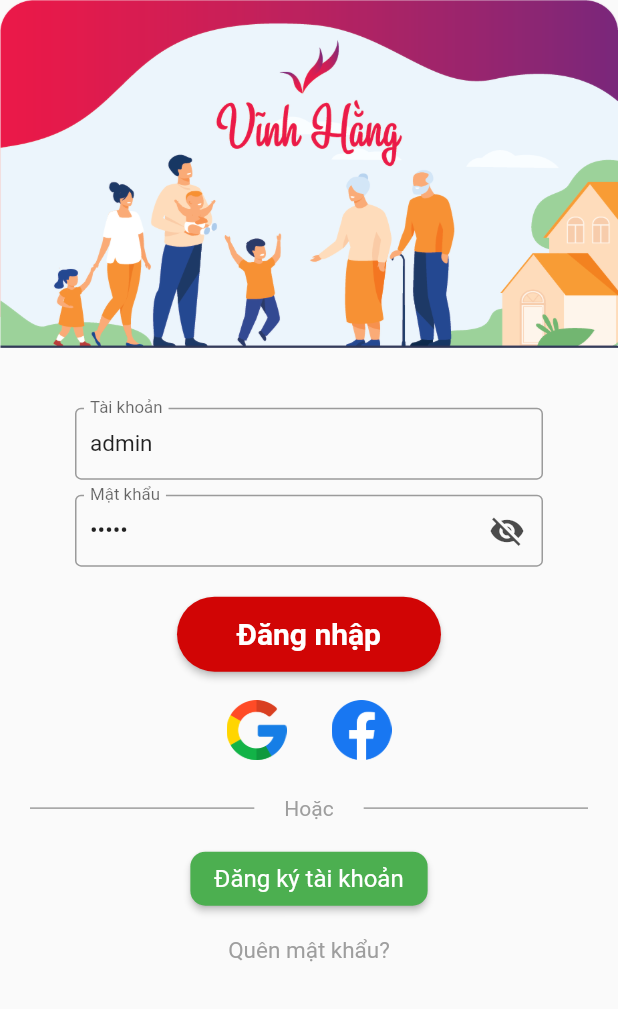
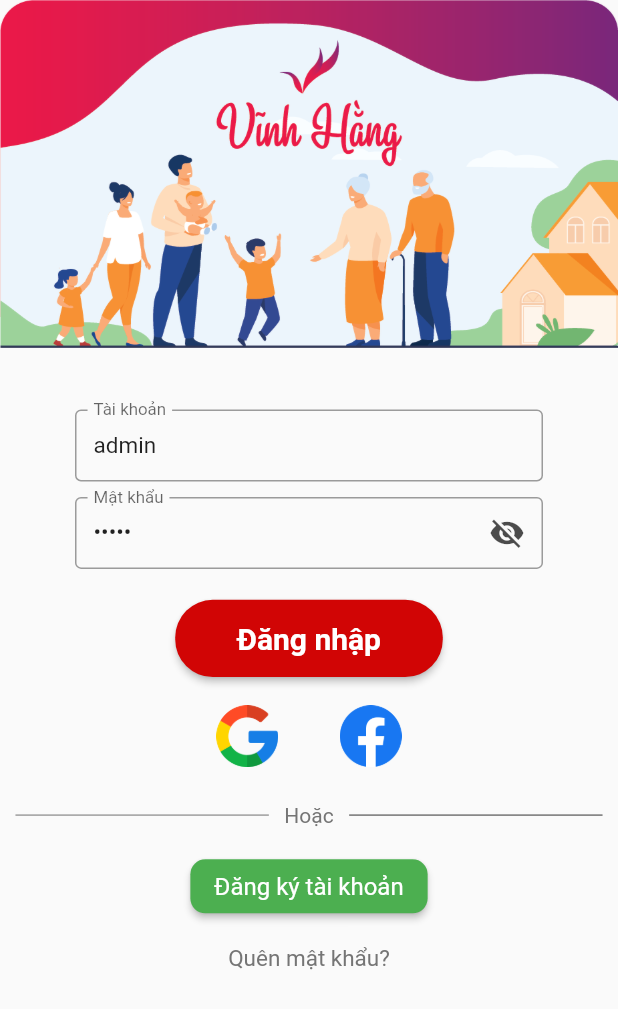
Before and after one commit to dangvuhiep7500/flutter_app_vinhhang, a Flutter app: the SignUpScreen screen opened by its route, after a tap on "Đăng ký tài khoản", after a tap on "Trở lại", on a phone screen of 412 x 824 dp. Shown: the top 1009 px of the screen. Run offline on Flutter 3.47's test engine with Material 2 defaults, Android fonts, the phone set to English and light mode, and no system bars; drawn by our look-alikes of snippet_coder_utils; our stand-ins replace freezed_annotation; missing offline and left inert: image_picker_for_web.

Commit message:
update size

```diff
--- a/lib/screen/login/components/body.dart
+++ b/lib/screen/login/components/body.dart
@@ -8,6 +8,7 @@ import 'package:flutter_app_vinhhang/screen/login/components/input_field.dart';
 import 'package:flutter_app_vinhhang/screen/relative/relative_screen.dart';
 import 'package:flutter_app_vinhhang/services/api_service.dart';
 import 'package:flutter_app_vinhhang/utils/size_config.dart';
+import 'package:flutter_app_vinhhang/utils/theme.dart';
 import 'package:snippet_coder_utils/FormHelper.dart';
 import 'package:snippet_coder_utils/ProgressHUD.dart';
 
@@ -28,6 +29,7 @@ class _BodyState extends State<Body> {
   var password = TextEditingController(text: "admin");
   @override
   Widget build(BuildContext context) {
+    SizeConfig2().init(context);
     return Scaffold(
       body: ProgressHUD(
         inAsyncCall: isApiCallProcess,
@@ -41,8 +43,8 @@ class _BodyState extends State<Body> {
                 crossAxisAlignment: CrossAxisAlignment.center,
                 children: [
                   const ImageTop(),
-                  const SizedBox(
-                    height: 40,
+                  SizedBox(
+                    height: SizeConfig2.screenHeight * 0.05,
                   ),
                   InputField(
                     text: "Tài khoản",
@@ -54,8 +56,8 @@ class _BodyState extends State<Body> {
                       return null;
                     },
                   ),
-                  const SizedBox(
-                    height: 10,
+                  SizedBox(
+                    height: SizeConfig2.screenHeight * 0.0125,
                   ),
                   InputField(
                     text: "Mật khẩu",
@@ -79,8 +81,8 @@ class _BodyState extends State<Body> {
                       ),
                     ),
                   ),
-                  const SizedBox(
-                    height: 20,
+                  SizedBox(
+                    height: SizeConfig2.screenHeight * 0.025,
                   ),
                   ButtonLogin(
                     text: "Đăng nhập",
@@ -118,16 +120,16 @@ class _BodyState extends State<Body> {
                       }
                     },
                   ),
-                  const SizedBox(
-                    height: 15,
+                  SizedBox(
+                    height: SizeConfig2.screenHeight * 0.01875,
                   ),
                   const SignFBGG(),
-                  const SizedBox(
-                    height: 20,
+                  SizedBox(
+                    height: SizeConfig2.screenHeight * 0.025,
                   ),
                   const InlineOr(),
-                  const SizedBox(
-                    height: 15,
+                  SizedBox(
+                    height: SizeConfig2.screenHeight * 0.01875,
                   ),
                   ElevatedButton(
                     style: ElevatedButton.styleFrom(
@@ -140,7 +142,7 @@ class _BodyState extends State<Body> {
                     child: const Text(
                       "Đăng ký tài khoản",
                       style: TextStyle(
-                          color: Colors.white,
+                          color: kColorWhite,
                           fontWeight: FontWeight.normal,
                           fontSize: 16),
                     ),
@@ -155,7 +157,7 @@ class _BodyState extends State<Body> {
                     onPressed: () {},
                     child: const Text(
                       'Quên mật khẩu?',
-                      style: TextStyle(color: Colors.grey),
+                      style: TextStyle(color: kColorGrey),
                     ),
                   ),
                 ],
--- a/lib/screen/login/components/button_icon.dart
+++ b/lib/screen/login/components/button_icon.dart
@@ -1,4 +1,6 @@
 import 'package:flutter/material.dart';
+
+import '../../../utils/size_config.dart';
 
 class ButtonIcon extends StatelessWidget {
   const ButtonIcon({
@@ -10,10 +12,12 @@ class ButtonIcon extends StatelessWidget {
   final GestureTapCallback press;
   @override
   Widget build(BuildContext context) {
+    SizeConfig2().init(context);
     return IconButton(
-      padding: const EdgeInsets.symmetric(horizontal: 15.0),
+      padding:
+          EdgeInsets.symmetric(horizontal: SizeConfig2.safeBlockHorizontal * 5),
       icon: Image.asset(urlimage),
-      iconSize: 40,
+      iconSize: SizeConfig2.screenWidth * 0.1,
       onPressed: press,
     );
   }
--- a/lib/screen/login/components/button_login.dart
+++ b/lib/screen/login/components/button_login.dart
@@ -1,5 +1,7 @@
 import 'package:flutter/material.dart';
 import 'package:flutter_app_vinhhang/utils/theme.dart';
+
+import '../../../utils/size_config.dart';
 
 class ButtonLogin extends StatelessWidget {
   const ButtonLogin({
@@ -11,11 +13,14 @@ class ButtonLogin extends StatelessWidget {
   final GestureTapCallback press;
   @override
   Widget build(BuildContext context) {
+    SizeConfig2().init(context);
     return SizedBox(
-      height: 50,
+      height: SizeConfig2.screenHeight * 0.0625,
       child: ElevatedButton(
         style: ElevatedButton.styleFrom(
-          padding: const EdgeInsets.symmetric(horizontal: 40.0, vertical: 8.0),
+          padding: EdgeInsets.symmetric(
+              horizontal: SizeConfig2.safeBlockHorizontal * 10,
+              vertical: SizeConfig2.safeBlockVertical * 1),
           primary: const Color.fromARGB(255, 209, 5, 5),
           onPrimary: kColorWhite,
           shape: RoundedRectangleBorder(
@@ -25,7 +30,7 @@ class ButtonLogin extends StatelessWidget {
         child: Text(
           text,
           style: const TextStyle(
-              color: Colors.white, fontWeight: FontWeight.bold, fontSize: 20),
+              color: kColorWhite, fontWeight: FontWeight.bold, fontSize: 20),
         ),
         onPressed: press,
       ),
--- a/lib/screen/login/components/inline_or.dart
+++ b/lib/screen/login/components/inline_or.dart
@@ -1,4 +1,7 @@
 import 'package:flutter/material.dart';
+import 'package:flutter_app_vinhhang/utils/theme.dart';
+
+import '../../../utils/size_config.dart';
 
 class InlineOr extends StatelessWidget {
   const InlineOr({
@@ -7,26 +10,27 @@ class InlineOr extends StatelessWidget {
 
   @override
   Widget build(BuildContext context) {
+    SizeConfig2().init(context);
     return Row(
       mainAxisAlignment: MainAxisAlignment.center,
-      children: const [
+      children: [
         Expanded(
             child: Divider(
-          indent: 20.0,
-          endIndent: 20.0,
+          indent: SizeConfig2.screenWidth * 0.025,
+          endIndent: SizeConfig2.screenWidth * 0.025,
           thickness: 1,
           color: Colors.grey,
         )),
-        Text(
+        const Text(
           "Hoặc",
-          style: TextStyle(color: Colors.grey),
+          style: TextStyle(color: kColorGrey),
         ),
         Expanded(
             child: Divider(
-          indent: 20.0,
-          endIndent: 20.0,
+          indent: SizeConfig2.screenWidth * 0.025,
+          endIndent: SizeConfig2.screenWidth * 0.025,
           thickness: 1,
-          color: Colors.grey,
+          color: kColorGrey,
         )),
       ],
     );
--- a/lib/screen/login/components/input_field.dart
+++ b/lib/screen/login/components/input_field.dart
@@ -18,7 +18,7 @@ class InputField extends StatelessWidget {
   final TextEditingController? controller;
   @override
   Widget build(BuildContext context) {
-    final size = MediaQuery.of(context).size;
+    SizeConfig2().init(context);
     return Container(
       padding: const EdgeInsets.symmetric(horizontal: 50),
       child: TextFormField(
@@ -27,8 +27,9 @@ class InputField extends StatelessWidget {
         obscureText: obscuretext,
         controller: controller,
         decoration: InputDecoration(
-          contentPadding:
-              const EdgeInsets.symmetric(vertical: 10.0, horizontal: 10.0),
+          contentPadding: EdgeInsets.symmetric(
+              vertical: SizeConfig2.safeBlockVertical * 1,
+              horizontal: SizeConfig2.safeBlockHorizontal * 3),
           border: const OutlineInputBorder(),
           labelText: text,
           hintStyle: const TextStyle(color: kColorGrey),
--- a/lib/screen/signup/components/body.dart
+++ b/lib/screen/signup/components/body.dart
@@ -6,6 +6,8 @@ import 'package:flutter_app_vinhhang/screen/login/login_screen.dart';
 import 'package:flutter_app_vinhhang/screen/signup/components/inline_cblogin.dart';
 import 'package:flutter_app_vinhhang/services/api_service.dart';
 import 'package:snippet_coder_utils/ProgressHUD.dart';
+
+import '../../../utils/size_config.dart';
 
 class Body extends StatefulWidget {
   const Body({Key? key}) : super(key: key);
@@ -35,6 +37,7 @@ class _BodyState extends State<Body> with SingleTickerProviderStateMixin {
 
   @override
   Widget build(BuildContext context) {
+    SizeConfig2().init(context);
     return ProgressHUD(
       inAsyncCall: isApiCallProcess,
       opacity: 0.2,
@@ -46,8 +49,8 @@ class _BodyState extends State<Body> with SingleTickerProviderStateMixin {
             child: Column(
               children: [
                 const ImageTop(),
-                const SizedBox(
-                  height: 40,
+                SizedBox(
+                  height: SizeConfig2.screenHeight * 0.05,
                 ),
                 Column(
                   children: [
@@ -61,8 +64,8 @@ class _BodyState extends State<Body> with SingleTickerProviderStateMixin {
                         return null;
                       },
                     ),
-                    const SizedBox(
-                      height: 10,
+                    SizedBox(
+                      height: SizeConfig2.screenHeight * 0.0125,
                     ),
                     InputField(
                       text: "Mật khẩu",
@@ -92,8 +95,8 @@ class _BodyState extends State<Body> with SingleTickerProviderStateMixin {
                         return null;
                       },
                     ),
-                    const SizedBox(
-                      height: 20,
+                    SizedBox(
+                      height: SizeConfig2.screenHeight * 0.025,
                     ),
                     ElevatedButton(
                       style: ElevatedButton.styleFrom(
@@ -152,8 +155,8 @@ class _BodyState extends State<Body> with SingleTickerProviderStateMixin {
                         }
                       },
                     ),
-                    const SizedBox(
-                      height: 20,
+                    SizedBox(
+                      height: SizeConfig2.screenHeight * 0.025,
                     ),
                     const InlineCombackLogin(),
                   ],
--- a/lib/services/api_service.dart
+++ b/lib/services/api_service.dart
@@ -34,19 +34,14 @@ class APIService {
       if (response.statusCode == 200 || response.statusCode == 400) {
         print("reponse status: ${response.body}");
         print("reponse status: ${response.statusCode}");
-        // await SharedService.setLoginDetails(
-        //   loginResponseJson(
-        //     response.body,
-        //   ),
-        // );
+
         return true;
       } else {
         throw Exception('Failed to load data');
       }
     } catch (e) {
-      print(e.toString());
+      return false;
     }
-    return false;
   }
 
   static Future<http.Response?> register(
```
Also changed, not shown: 1 other file.
